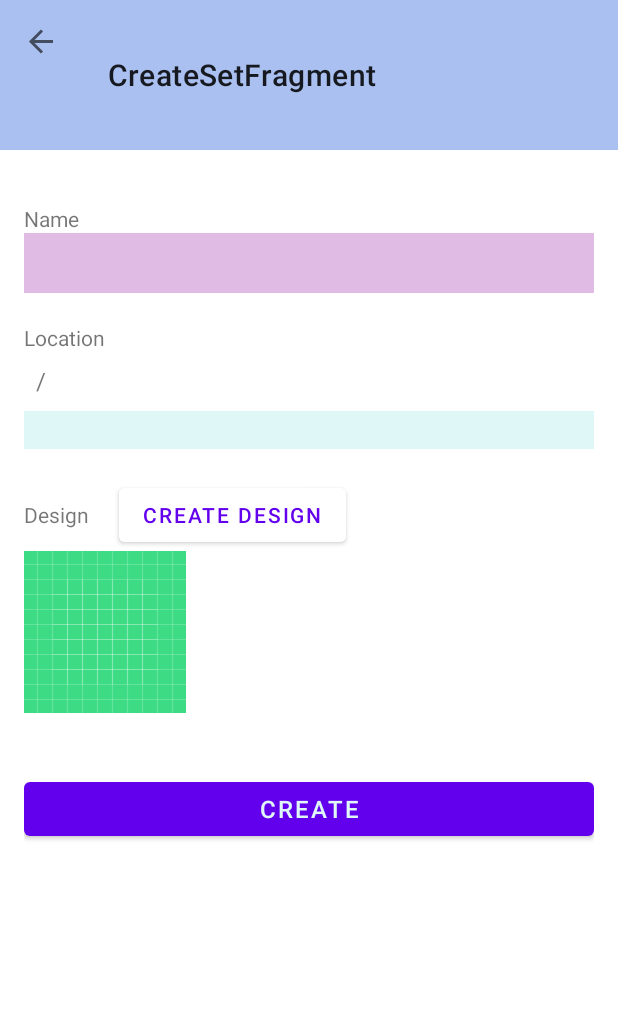
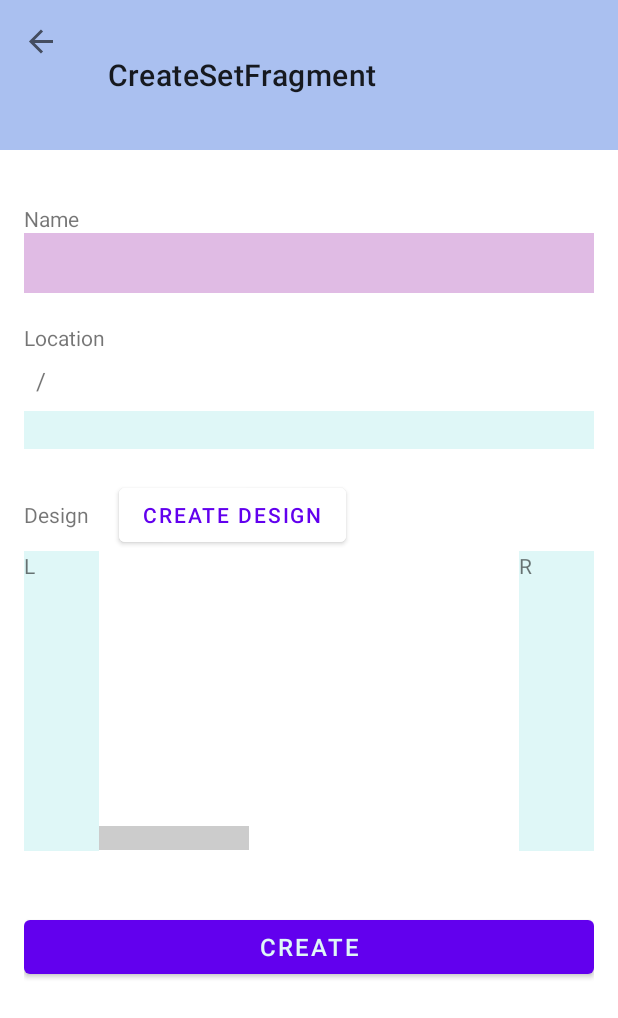
Before and after one commit to dcorby/trading-cards, an Android app: the CreateSetFragment screen opened through its navigation route, on a phone screen of 412 x 824 dp. Shown: the top 1018 px of the screen. Run offline under Robolectric (Android 15) with nearby library versions, the phone set to English and light mode, and no system bars; our stand-ins replace navigation-ui; 5 statements that could not run were skipped.

Commit message:
Working on layouts a bit

```diff
--- /dev/null
+++ b/app/src/main/java/com/example/tradingcards/DesignMiniView.kt
@@ -0,0 +1,56 @@
+package com.example.tradingcards
+
+import android.content.Context
+import android.graphics.Color
+import android.util.Log
+import android.view.View
+import android.widget.RelativeLayout
+import androidx.core.view.allViews
+import androidx.core.view.children
+import androidx.core.view.marginLeft
+import androidx.core.view.marginTop
+import kotlin.collections.HashMap
+
+class DesignMiniView : RelativeLayout {
+
+    lateinit var mContext: Context
+    lateinit var mScreenDims: HashMap<String, Int>
+
+    constructor(context: Context) : super(context)
+    constructor(context: Context?, design: MutableList<HashMap<String, Any?>>)
+            : super(context!!) {
+
+        mContext = context
+
+        design.filter{ view -> view["type"] == "ShapeView" }.forEach { viewData ->
+            this.addView(convertMapToView(viewData))
+        }
+    }
+
+    private fun convertMapToView(viewData: HashMap<String, Any?>) : View {
+
+        val params = LayoutParams(viewData.getValue("width") as Int, viewData.getValue("height") as Int)
+        params.leftMargin  = viewData.getValue("margin_left") as Int
+        params.topMargin = viewData.getValue("margin_top") as Int
+
+        val view = RelativeLayout(mContext)
+        view.layoutParams = params
+        view.setBackgroundColor(Color.parseColor(viewData.getValue("hexadecimal") as String))
+        Log.v("TEST", "Returning view from convertMapToView()")
+        Log.v("TEST", "View width=${params.width}, height=${params.height}, leftMargin=${params.leftMargin}, topMargin=${params.topMargin}")
+        return view
+    }
+
+    fun shrink(shrinkFactor: Float) : View {
+        this.children.forEach { view ->
+            val params = view.layoutParams as RelativeLayout.LayoutParams
+            params.width = (params.width * shrinkFactor).toInt()
+            params.height = (params.height * shrinkFactor).toInt()
+            params.leftMargin  = (params.leftMargin * shrinkFactor).toInt()
+            params.topMargin = (params.topMargin * shrinkFactor).toInt()
+            Log.v("TEST", "Shrunk view width=${params.width}, height=${params.height}, leftMargin=${params.leftMargin}, topMargin=${params.topMargin}")
+            view.layoutParams = params
+        }
+        return this
+    }
+}
--- a/app/src/main/java/com/example/tradingcards/MainActivity.kt
+++ b/app/src/main/java/com/example/tradingcards/MainActivity.kt
@@ -2,7 +2,9 @@ package com.example.tradingcards
 
 import android.os.Bundle
 import android.util.DisplayMetrics
+import android.util.Log
 import androidx.appcompat.app.AppCompatActivity
+import androidx.core.view.doOnLayout
 import androidx.navigation.findNavController
 import androidx.navigation.ui.NavigationUI
 import com.example.tradingcards.databinding.ActivityMainBinding
@@ -10,9 +12,12 @@ import com.example.tradingcards.databinding.ActivityMainBinding
 class MainActivity : AppCompatActivity(), MainReceiver {
 
     private lateinit var binding: ActivityMainBinding
+    private var w: Int? = null
+    private var h: Int? = null
 
     override fun onCreate(savedInstanceState: Bundle?) {
         super.onCreate(savedInstanceState)
+
         binding = ActivityMainBinding.inflate(layoutInflater)
         setContentView(binding.root)
 
@@ -21,6 +26,13 @@ class MainActivity : AppCompatActivity(), MainReceiver {
             R.id.SetFragment
         } else {
             R.id.SetFragment
+        }
+
+        binding.root.doOnLayout {
+            w = binding.root.width
+            h = binding.root.height
+            Log.v("TEST", "root width=$w")
+            Log.v("TEST", "root height=$h")
         }
 
         // Required below, to use action bar
@@ -47,14 +59,38 @@ class MainActivity : AppCompatActivity(), MainReceiver {
     }
 
     // MainReceiver methods
-    override fun getScreenDims() : HashMap<String, Int> {
-        val displayMetrics = DisplayMetrics()
-        windowManager.defaultDisplay.getMetrics(displayMetrics)
-        val width = displayMetrics.widthPixels
-        val height = displayMetrics.heightPixels
+    override fun getScreenDims() : HashMap<String, Int?> {
+        //Log.v("TEST", "binding.parent width=${binding.parent.layoutParams.width}, height=${binding.parent.layoutParams.height}")
+        //val displayMetrics = DisplayMetrics()
+        //windowManager.defaultDisplay.getMetrics(displayMetrics)
+        //val width = displayMetrics.widthPixels
+        //val height = displayMetrics.heightPixels
         return hashMapOf(
-            "width" to width,
-            "height" to height
+            "width" to w,
+            "height" to h
+        )
+    }
+
+    override fun getDefaultDesign(w: Int, h: Int) : MutableList<HashMap<String, Any?>> {
+        return mutableListOf(
+            // Add ShapeView along bottom (solid gray)
+            hashMapOf(
+                "type" to "ShapeView",
+                "width" to w,
+                "height" to 100,
+                "margin_left" to 0,
+                "margin_top" to h - 100,
+                "hexadecimal" to "#FFCCCCCC"
+            ),
+            // Add DataView (player name)
+            hashMapOf(
+              "type" to "DataView",
+              "data" to "name",
+              "width" to w - 32 - 100,
+              "height" to 50,
+              "margin_left" to 50,
+              "margin_top" to h - 16 - 50 - 100,
+            )
         )
     }
 }
--- a/app/src/main/java/com/example/tradingcards/MainReceiver.kt
+++ b/app/src/main/java/com/example/tradingcards/MainReceiver.kt
@@ -1,5 +1,6 @@
 package com.example.tradingcards
 
 interface MainReceiver {
-    fun getScreenDims(): HashMap<String, Int>
+    fun getScreenDims(): HashMap<String, Int?>
+    fun getDefaultDesign(w: Int, h: Int): MutableList<HashMap<String, Any?>>
 }
--- a/app/src/main/res/layout/activity_main.xml
+++ b/app/src/main/res/layout/activity_main.xml
@@ -3,6 +3,7 @@
     xmlns:android="http://schemas.android.com/apk/res/android"
     xmlns:app="http://schemas.android.com/apk/res-auto"
     xmlns:tools="http://schemas.android.com/tools"
+    android:id="@+id/parent"
     android:layout_width="match_parent"
     android:layout_height="match_parent"
     android:fitsSystemWindows="true"
--- a/app/src/main/res/layout/fragment_create_set.xml
+++ b/app/src/main/res/layout/fragment_create_set.xml
@@ -75,7 +75,7 @@
         android:layout_height="wrap_content"
         android:orientation="horizontal"
         app:layout_constraintTop_toBottomOf="@id/location_text_view"
-        app:layout_constraintBottom_toTopOf="@id/design_scrollview"
+        app:layout_constraintBottom_toTopOf="@id/design_scrollparent"
         app:layout_constraintEnd_toEndOf="parent"
         app:layout_constraintStart_toStartOf="parent">
         <TextView
@@ -98,23 +98,45 @@
         </Button>
     </LinearLayout>
 
-    <HorizontalScrollView
-        android:id="@+id/design_scrollview"
+    <androidx.appcompat.widget.LinearLayoutCompat
+        android:id="@+id/design_scrollparent"
         android:layout_width="match_parent"
         android:layout_height="wrap_content"
+        android:orientation="horizontal"
         app:layout_constraintTop_toBottomOf="@id/design_layout"
         app:layout_constraintEnd_toEndOf="parent"
         app:layout_constraintStart_toStartOf="parent">
 
-        <ImageView
-            android:tag="default"
-            android:adjustViewBounds="true"
-            android:layout_width="wrap_content"
+        <TextView
+            android:layout_width="50dp"
+            android:layout_height="match_parent"
+            android:layout_weight="0"
+            android:background="@color/blue2"
+            android:text="L">
+        </TextView>
+        <HorizontalScrollView
+            android:id="@+id/design_scrollview"
+            android:layout_width="match_parent"
             android:layout_height="wrap_content"
-            android:src="@drawable/ic_launcher_background">
-        </ImageView>
-
-    </HorizontalScrollView>
+            android:layout_weight="1">
+            <!--
+            <ImageView
+                android:tag="default"
+                android:adjustViewBounds="true"
+                android:layout_width="wrap_content"
+                android:layout_height="wrap_content"
+                android:src="@drawable/ic_launcher_background">
+            </ImageView>
+            -->
+        </HorizontalScrollView>
+        <TextView
+            android:layout_width="50dp"
+            android:layout_height="match_parent"
+            android:layout_weight="0"
+            android:background="@color/blue2"
+            android:text="R">
+        </TextView>
+    </androidx.appcompat.widget.LinearLayoutCompat>
 
     <Button
         android:id="@+id/create_set"
@@ -125,7 +147,7 @@
         android:textSize="16sp"
         android:text="Create"
         android:layout_marginTop="40dp"
-        app:layout_constraintTop_toBottomOf="@id/design_scrollview"
+        app:layout_constraintTop_toBottomOf="@id/design_scrollparent"
         app:layout_constraintEnd_toEndOf="parent"
         app:layout_constraintStart_toStartOf="parent">
     </Button>
```
Also changed, not shown: app/src/main/java/com/example/tradingcards/ui/main/CreateDesignFragment.kt (+14 -0 lines), app/src/main/java/com/example/tradingcards/ui/main/CreateSetFragment.kt (+36 -13 lines), app/src/main/res/layout/fragment_create_design.xml (+9 -3 lines).
